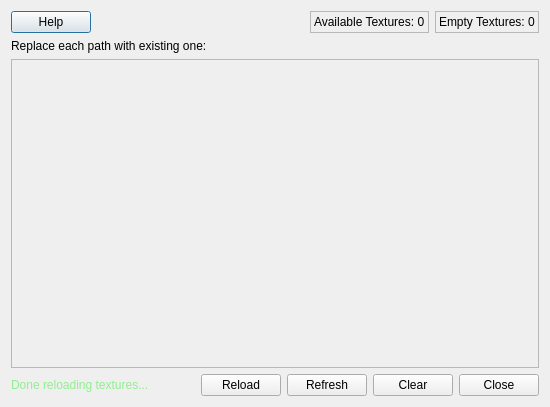
Qt form ui/ui.ui (iceanimations/textureReloader) before a commit.
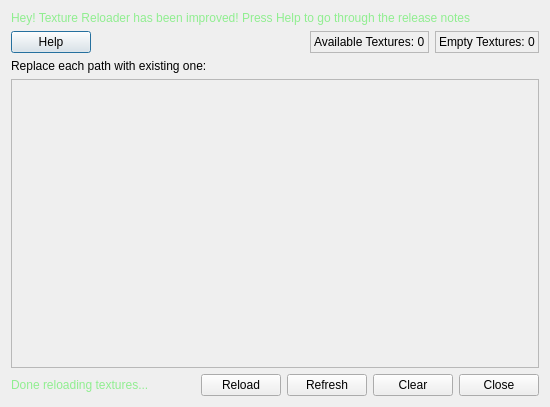
The same form after that commit.

Commit message: release notes added

Patch:
```diff
--- a/ui/ui.ui
+++ b/ui/ui.ui
@@ -14,6 +14,16 @@
    <string>Texture Reloader</string>
   </property>
   <layout class="QVBoxLayout" name="verticalLayout">
+   <item>
+    <widget class="QLabel" name="heyLabel">
+     <property name="styleSheet">
+      <string>color: lightgreen;</string>
+     </property>
+     <property name="text">
+      <string>Hey! Texture Reloader has been improved! Press Help to go through the release notes</string>
+     </property>
+    </widget>
+   </item>
    <item>
     <layout class="QHBoxLayout" name="horizontalLayout_3">
      <item>
@@ -76,7 +86,7 @@
         <x>0</x>
         <y>0</y>
         <width>528</width>
-        <height>297</height>
+        <height>279</height>
        </rect>
       </property>
       <layout class="QVBoxLayout" name="tgrfghhfg">
```
Left out of the diff: 2 changed lines with no effect on the pictures. The commit also changes 1 other file.
